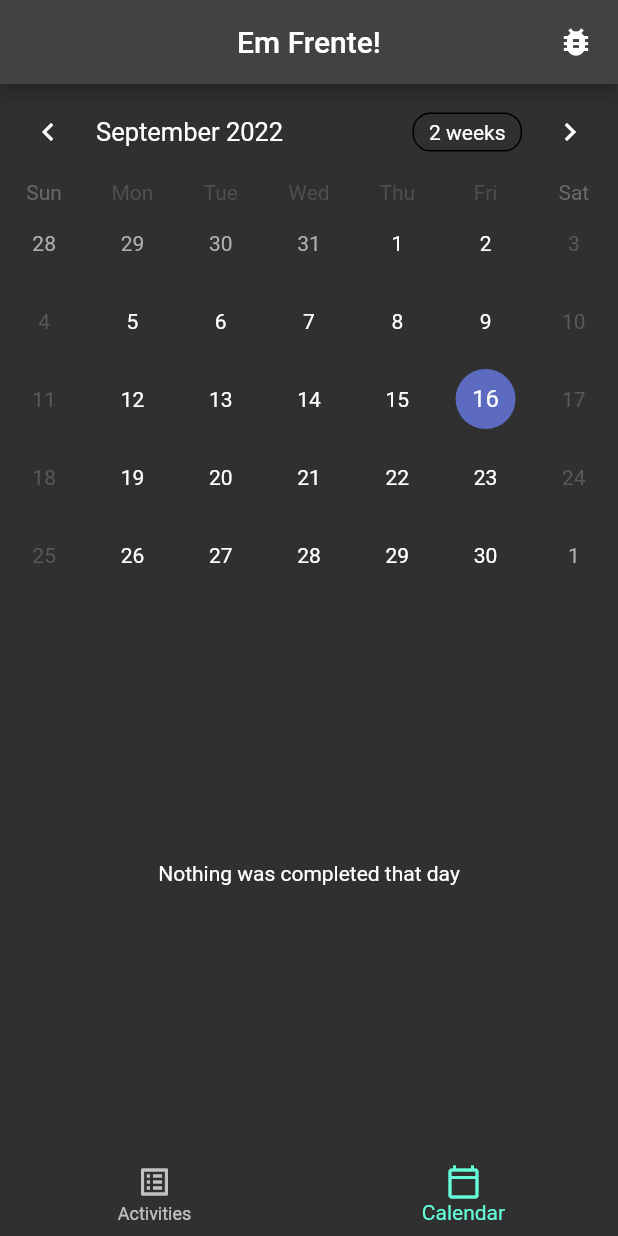
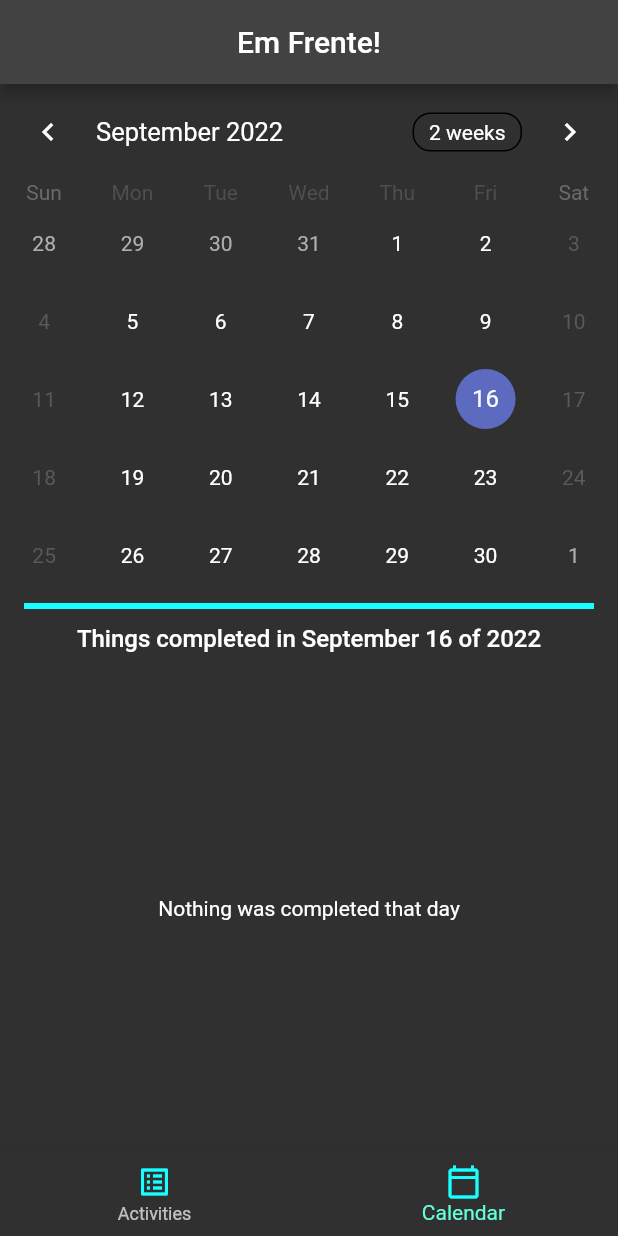
Before and after one commit to Chufretalas/em_frente, a Flutter app: the screen it shows after launch, item 2 of the bottom bar chosen, on a phone screen of 412 x 824 dp. Run offline on Flutter 3.47's test engine with Material 2 defaults, Android fonts, the phone set to English and light mode, and no system bars; drawn by our look-alikes of table_calendar; our stand-ins replace sqflite; accounts and stored records are empty.

Commit message:
styled the calendar view

```diff
--- a/lib/screens/main_screen/calendar_view.dart
+++ b/lib/screens/main_screen/calendar_view.dart
@@ -6,7 +6,10 @@ import 'package:pra_frente_app/models/activity.dart';
 
 import 'package:pra_frente_app/utils/fetch_all_activities_by_date.dart';
 
+import '../../utils/constants.dart';
+
 class CalendarView extends StatefulWidget {
+  //TODO: make this fetch less often, but it hasn't been a problem yet.
   const CalendarView({Key? key}) : super(key: key);
 
   @override
@@ -64,17 +67,38 @@ class _CalendarViewState extends State<CalendarView> {
                           return _getActivitiesByDay(day, calendarActivites);
                         },
                       ),
+                      const Padding(
+                        padding: EdgeInsets.only(bottom: 4),
+                        child: Divider(
+                          indent: 16,
+                          endIndent: 16,
+                          thickness: 4,
+                          color: Colors.cyanAccent,
+                        ),
+                      ),
+                      Padding(
+                        padding: const EdgeInsets.only(bottom: 8.0),
+                        child: Text(
+                          "Things completed in ${MONTH_NAMES[_selectedDay.month]} ${_selectedDay.day} of ${_selectedDay.year}",
+                          style: TextStyle(fontSize: 16, fontWeight: FontWeight.w500),
+                        ),
+                      ),
                       Expanded(
                         child: _selectedActivities.isNotEmpty
-                            ? ListView.builder(
-                                shrinkWrap: true,
-                                scrollDirection: Axis.vertical,
+                            ? GridView.builder(
+                          padding: const EdgeInsets.only(top: 8, bottom: 20, right: 8, left: 8),
                                 itemCount: _selectedActivities.length,
+                                gridDelegate:
+                                    const SliverGridDelegateWithMaxCrossAxisExtent(
+                                        maxCrossAxisExtent: 200,
+                                        childAspectRatio: 6 / 2,
+                                        crossAxisSpacing: 20,
+                                        mainAxisSpacing: 20),
                                 itemBuilder: (context, index) {
                                   return _selectedActivities[index];
                                 },
                               )
-                            : Center(
+                            : const Center(
                                 child: Text("Nothing was completed that day")),
                       ),
                     ],
@@ -103,6 +127,4 @@ class _CalendarViewState extends State<CalendarView> {
         .map((activity) => CompleteCalendarCard(activity: activity))
         .toList();
   }
-
-
 }
--- a/lib/screens/main_screen/main_screen.dart
+++ b/lib/screens/main_screen/main_screen.dart
@@ -40,19 +40,18 @@ class _MainScreenState extends State<MainScreen> {
         title: Text("Em Frente!"),
         centerTitle: true,
         actions: [
-          //TODO: Remove this at some point
-          DebugAppbarAction(),
+          // DebugAppbarAction(),
         ],
       ),
       body: _screenOptions.elementAt(_selectedIndex),
       bottomNavigationBar: BottomNavigationBar(
         items: const [
           BottomNavigationBarItem(
-            icon: Icon(Icons.list_alt),
+            icon: Icon(Icons.list_alt, color: Colors.cyanAccent,),
             label: "Activities",
           ),
           BottomNavigationBarItem(
-            icon: Icon(Icons.calendar_today_outlined),
+            icon: Icon(Icons.calendar_today_outlined, color: Colors.cyanAccent,),
             label: "Calendar",
           ),
         ],
--- /dev/null
+++ b/lib/utils/constants.dart
@@ -0,0 +1,25 @@
+import 'package:flutter/material.dart';
+
+const MONTH_NAMES = {
+  1: "January",
+  2: "February",
+  3: "March",
+  4: "April",
+  5: "May",
+  6: "June",
+  7: "July",
+  8: "August",
+  9: "September",
+  10: "October",
+  11: "November",
+  12: "December"
+};
+
+const List<Color> BLUEISH_GREY_COLORS = [
+  Color.fromARGB(255, 80, 123, 145),
+  Color.fromARGB(255, 68, 106, 126),
+  Color.fromARGB(255, 97, 138, 159),
+  Color.fromARGB(255, 77, 128, 155),
+  Color.fromARGB(255, 63, 103, 124),
+  Color.fromARGB(255, 90, 138, 162),
+];
```
Also changed, not shown: lib/components/activity_view_card.dart (+5 -11 lines), lib/components/complete_calendar_card.dart (+26 -7 lines).
